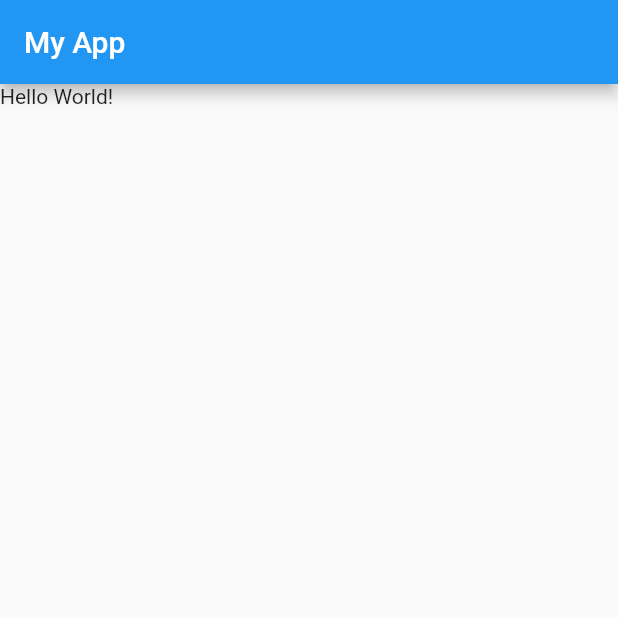
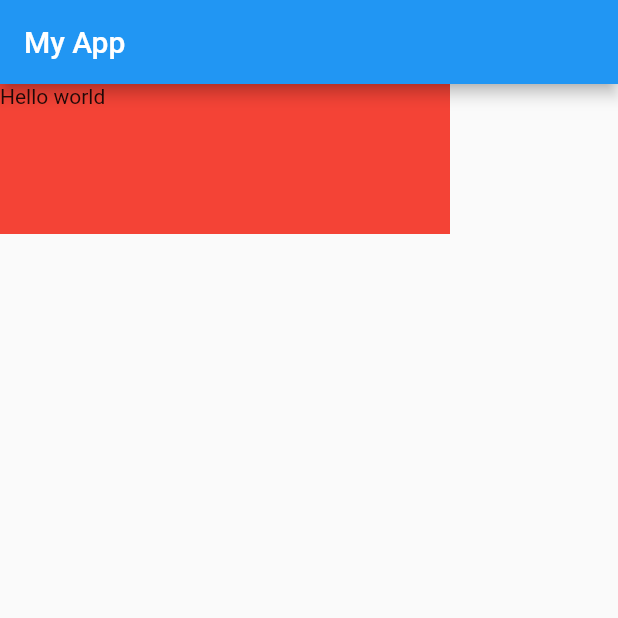
Before and after one commit to sanayut123/basic_widget, a Flutter app: the screen it shows after launch, on a phone screen of 412 x 824 dp, the top half of it. Run offline on Flutter 3.47's test engine with Material 2 defaults, Android fonts, the phone set to English and light mode, and no system bars.

Commit message:
container widget

```diff
--- a/lib/main.dart
+++ b/lib/main.dart
@@ -27,8 +27,11 @@ class MyApp extends StatelessWidget {
 class basicWidget extends StatelessWidget {
   @override
   Widget build(BuildContext context) {
-    return Text(
-      "Hello World!"
+    return Container(
+      height: 100.0,
+      width: 300.0,
+      color: Colors.red,
+      child: Text("Hello world"),
     );
   }
 }
```
